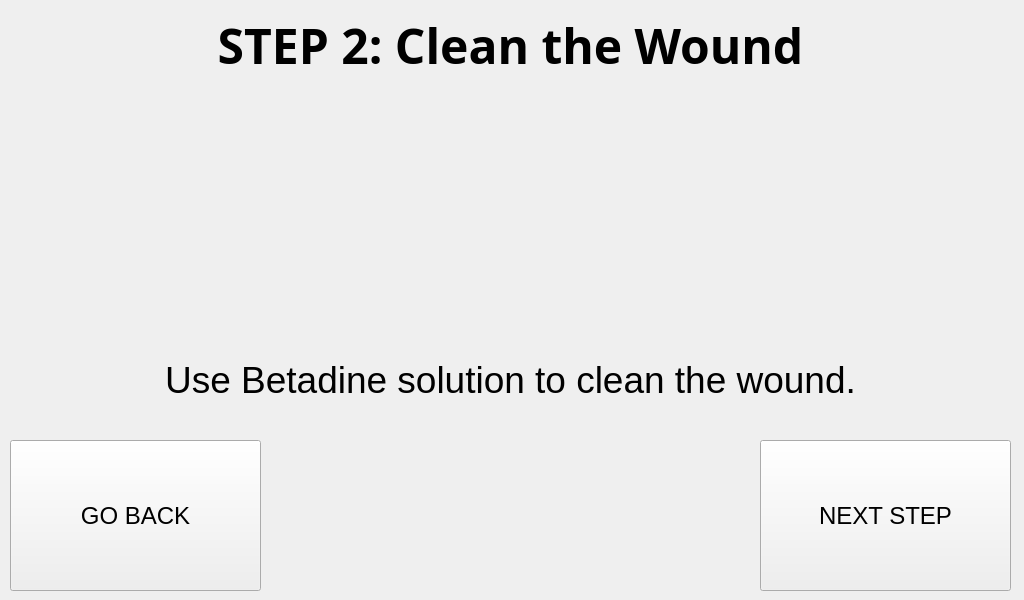
Above: RASPI/injuries/laceration_step_2.ui from Pwersa/Medical-Cabinet before the change. Below: the same form after it.
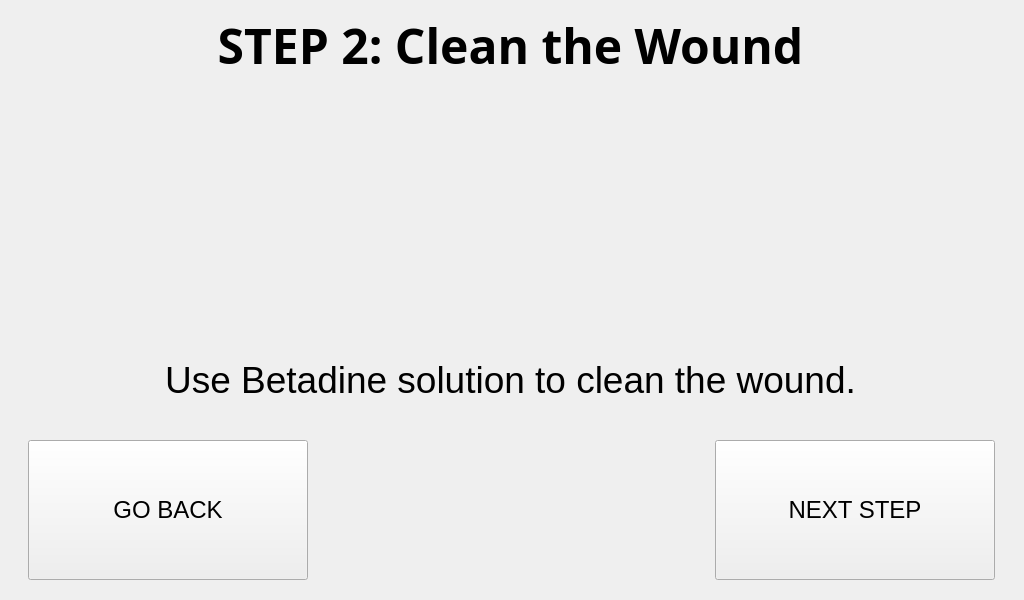
That is the form after the change.

The edit to the form file:
```diff
--- a/RASPI/injuries/laceration_step_2.ui
+++ b/RASPI/injuries/laceration_step_2.ui
@@ -110,12 +110,24 @@
    <widget class="QPushButton" name="next_step_button">
     <property name="geometry">
      <rect>
-      <x>760</x>
+      <x>715</x>
       <y>440</y>
-      <width>251</width>
-      <height>151</height>
+      <width>280</width>
+      <height>140</height>
      </rect>
     </property>
+    <property name="minimumSize">
+     <size>
+      <width>280</width>
+      <height>140</height>
+     </size>
+    </property>
+    <property name="maximumSize">
+     <size>
+      <width>280</width>
+      <height>140</height>
+     </size>
+    </property>
     <property name="font">
      <font>
       <pointsize>18</pointsize>
@@ -131,12 +143,24 @@
    <widget class="QPushButton" name="go_back_button">
     <property name="geometry">
      <rect>
-      <x>10</x>
+      <x>28</x>
       <y>440</y>
-      <width>251</width>
-      <height>151</height>
+      <width>280</width>
+      <height>140</height>
      </rect>
     </property>
+    <property name="minimumSize">
+     <size>
+      <width>280</width>
+      <height>140</height>
+     </size>
+    </property>
+    <property name="maximumSize">
+     <size>
+      <width>280</width>
+      <height>140</height>
+     </size>
+    </property>
     <property name="font">
      <font>
       <pointsize>18</pointsize>
```
